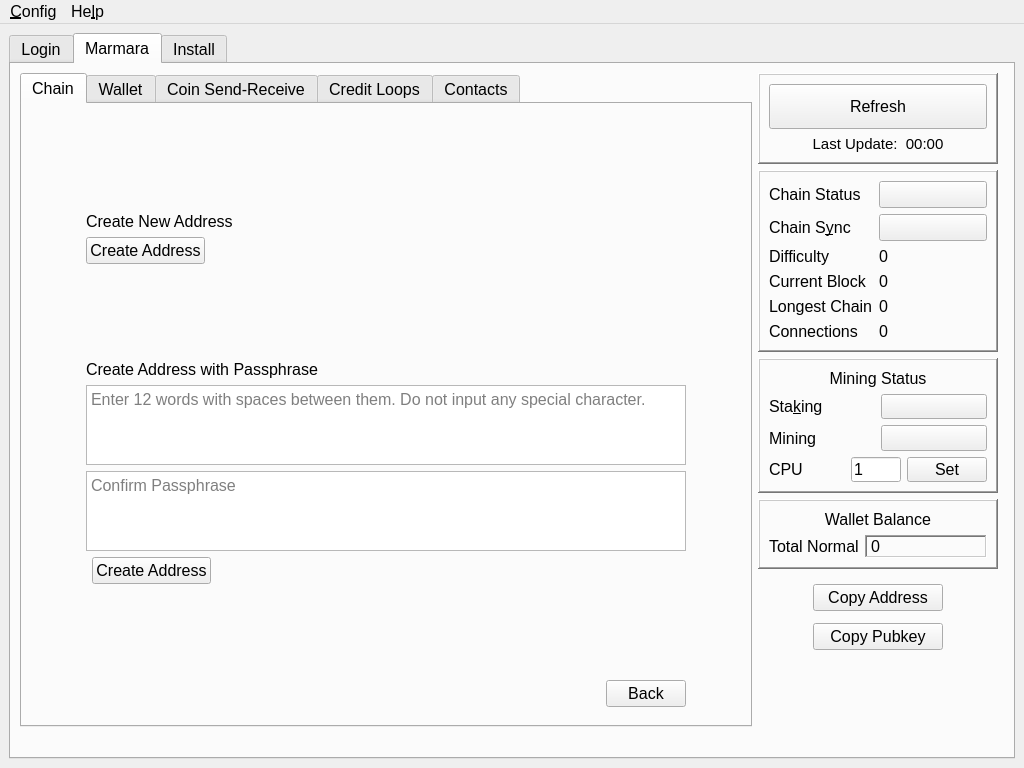
marmarachain/marmara-connector, file src/main/python/qtguidesign.ui: the form before one commit.
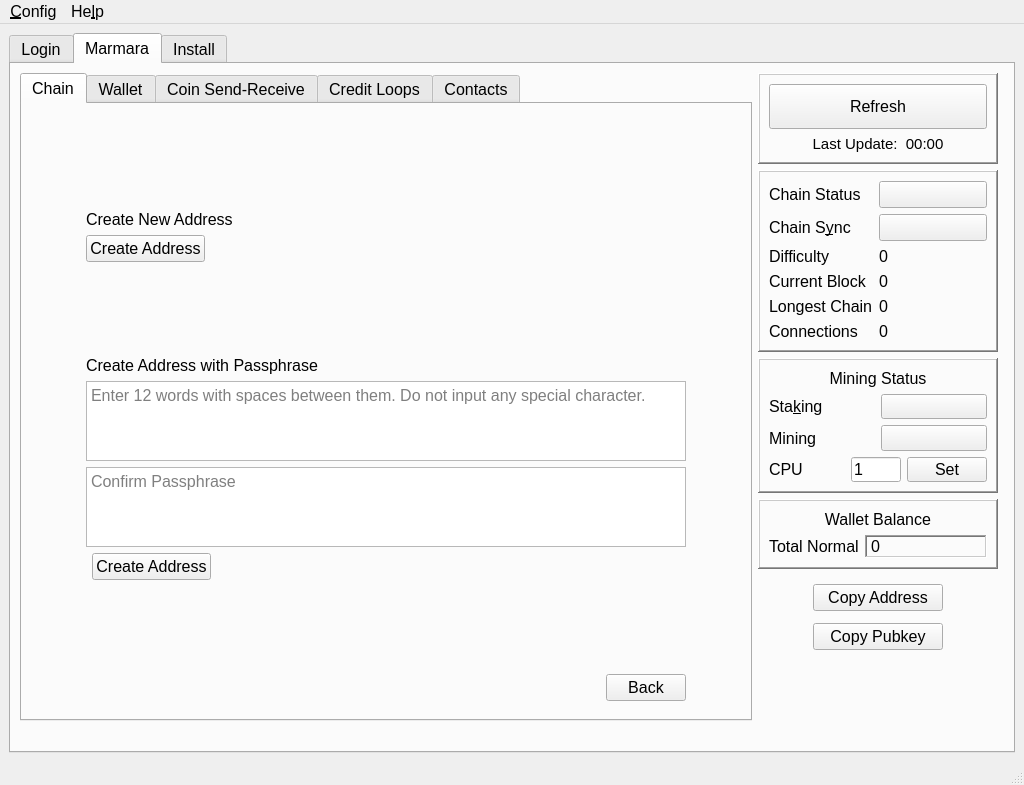
The form after the commit. Icons and pictures are not drawn.

Commit message: [add] added status bar to the ui and modified bottom_info function to post the messages to status bar

Diff of the .ui file:
```diff
--- a/src/main/python/qtguidesign.ui
+++ b/src/main/python/qtguidesign.ui
@@ -10,7 +10,7 @@
     <x>0</x>
     <y>0</y>
     <width>1024</width>
-    <height>768</height>
+    <height>785</height>
    </rect>
   </property>
   <property name="font">
@@ -5011,6 +5011,13 @@
    <addaction name="menuConfig"/>
    <addaction name="menuHelp"/>
   </widget>
+  <widget class="QStatusBar" name="main_statusBar">
+   <property name="font">
+    <font>
+     <pointsize>11</pointsize>
+    </font>
+   </property>
+  </widget>
   <action name="actionLanguage_Selection">
    <property name="text">
     <string>&amp;Language Selection</string>
```
The commit also changes 2 other files.
